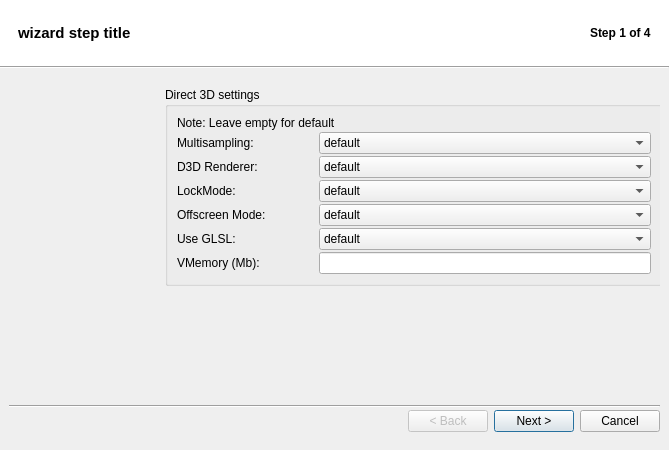
This is src/uis/Wizard.ui in brezerk/q4wine as Qt 5 draws it before an edit. The edited form follows.
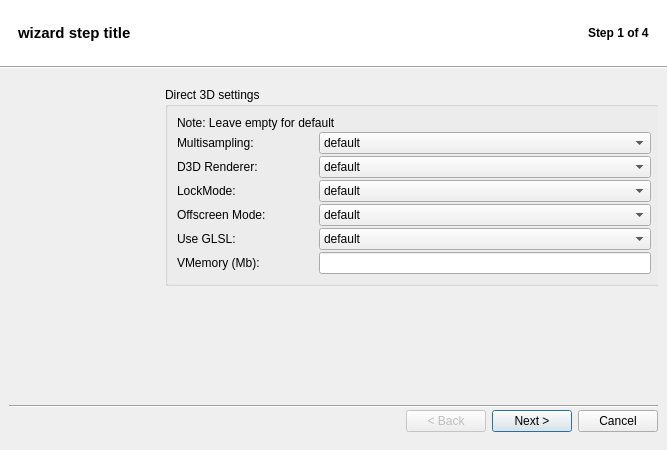
This is the edited form. Icons and pictures are not drawn.

Commit message: Fixed: Fixed wizard content resize

Patch:
```diff
--- a/src/uis/Wizard.ui
+++ b/src/uis/Wizard.ui
@@ -10,7 +10,7 @@
    <rect>
     <x>0</x>
     <y>0</y>
-    <width>669</width>
+    <width>667</width>
     <height>450</height>
    </rect>
   </property>
@@ -433,22 +433,16 @@
              <rect>
               <x>-1</x>
               <y>0</y>
-              <width>510</width>
-              <height>318</height>
+              <width>500</width>
+              <height>321</height>
              </rect>
             </property>
             <property name="autoFillBackground">
              <bool>false</bool>
             </property>
+            <layout class="QGridLayout" name="gridLayout_3">
+             <item row="0" column="0">
             <widget class="QLabel" name="lblWizardInfo">
-             <property name="geometry">
-              <rect>
-               <x>9</x>
-               <y>9</y>
-               <width>483</width>
-               <height>300</height>
-              </rect>
-             </property>
              <property name="text">
               <string>&lt;html&gt;&lt;head&gt;&lt;meta name=&quot;qrichtext&quot; content=&quot;1&quot; /&gt;&lt;style type=&quot;text/css&quot;&gt;
 p, li { white-space: pre-wrap; }
@@ -468,6 +462,8 @@
               <bool>true</bool>
              </property>
             </widget>
+             </item>
+            </layout>
            </widget>
            <widget class="QWidget" name="widgetCreatePrefix1" native="true">
             <property name="geometry">
```
Left out of the diff: 4 changed lines with no effect on the pictures. Lines whose indentation alone changed are shown as unchanged. The commit also changes 2 other files.
